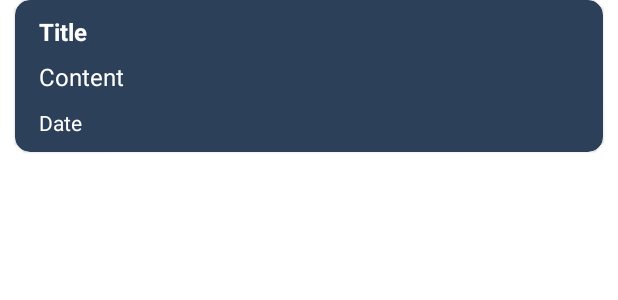
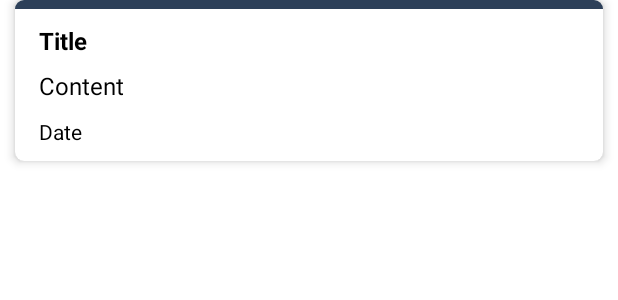
Before and after one commit to sPhaykrew/MVVM-NoteApp, an Android app: the layout recyclerview_item.xml on its own in the app's theme, with its tools: preview values and no code run, on a phone screen of 412 x 824 dp. Shown: the top 300 px of the screen. Run offline under Robolectric (Android 15) with nearby library versions, the phone set to English and light mode, and no system bars.

Commit message:
update ui

```diff
--- a/app/src/main/java/com/example/note/view/RecyclerViewAdapter.kt
+++ b/app/src/main/java/com/example/note/view/RecyclerViewAdapter.kt
@@ -25,7 +25,7 @@ class RecyclerViewAdapter : RecyclerView.Adapter<RecyclerViewAdapter.ViewHolder>
         holder.binding.title.text = item[position].title
         holder.binding.content.text = item[position].content
         holder.binding.date.text = item[position].date
-        holder.binding.color.setCardBackgroundColor(Color.parseColor(item[position].color))
+        holder.binding.color.setBackgroundColor(Color.parseColor(item[position].color))
         holder.binding.root.setOnClickListener {
             val action = MainFragmentDirections.actionMainFragmentToEditNoteFragment(item[position])
             Navigation.findNavController(it).navigate(action)
--- a/app/src/main/res/layout/recyclerview_item.xml
+++ b/app/src/main/res/layout/recyclerview_item.xml
@@ -1,33 +1,40 @@
 <?xml version="1.0" encoding="utf-8"?>
-<com.google.android.material.card.MaterialCardView
-    xmlns:android="http://schemas.android.com/apk/res/android"
+<com.google.android.material.card.MaterialCardView xmlns:android="http://schemas.android.com/apk/res/android"
     xmlns:app="http://schemas.android.com/apk/res-auto"
-    android:id="@+id/color"
-    app:cardCornerRadius="10dp"
+    android:layout_width="match_parent"
+    android:layout_height="wrap_content"
     android:layout_marginStart="10dp"
     android:layout_marginEnd="10dp"
     android:layout_marginBottom="10dp"
-    android:layout_width="match_parent"
-    app:cardBackgroundColor="@color/color1"
-    android:layout_height="wrap_content">
+    app:cardCornerRadius="6dp"
+    app:cardElevation="4dp">
 
     <androidx.constraintlayout.widget.ConstraintLayout
         android:layout_width="match_parent"
         android:layout_height="wrap_content">
+
+        <androidx.appcompat.widget.AppCompatImageView
+            android:id="@+id/color"
+            android:layout_width="0dp"
+            android:layout_height="6dp"
+            android:background="@color/color1"
+            app:layout_constraintEnd_toEndOf="parent"
+            app:layout_constraintStart_toStartOf="parent"
+            app:layout_constraintTop_toTopOf="parent" />
 
         <TextView
             android:id="@+id/title"
             android:layout_width="match_parent"
             android:layout_height="wrap_content"
             android:layout_marginStart="16dp"
+            android:layout_marginTop="10dp"
             android:layout_marginEnd="16dp"
-        android:layout_marginTop="10dp"
             android:text="@string/title"
-        android:textColor="@color/white"
+            android:textColor="@color/black"
             android:textSize="16sp"
             android:textStyle="bold"
             app:layout_constraintStart_toStartOf="parent"
-        app:layout_constraintTop_toTopOf="parent" />
+            app:layout_constraintTop_toBottomOf="@+id/color" />
 
         <TextView
             android:id="@+id/content"
@@ -37,8 +44,8 @@
             android:layout_marginTop="8dp"
             android:layout_marginEnd="16dp"
             android:paddingBottom="10dp"
-        android:textColor="@color/white"
             android:text="@string/content"
+            android:textColor="@color/black"
             android:textSize="16sp"
             app:layout_constraintStart_toStartOf="parent"
             app:layout_constraintTop_toBottomOf="@id/title" />
@@ -50,8 +57,8 @@
             android:layout_marginStart="16dp"
             android:layout_marginEnd="16dp"
             android:paddingBottom="10dp"
-            android:textColor="@color/white"
             android:text="@string/date"
+            android:textColor="@color/black"
             android:textSize="14sp"
             app:layout_constraintStart_toStartOf="parent"
             app:layout_constraintTop_toBottomOf="@id/content" />
```
Lines whose indentation alone changed are shown as unchanged.
